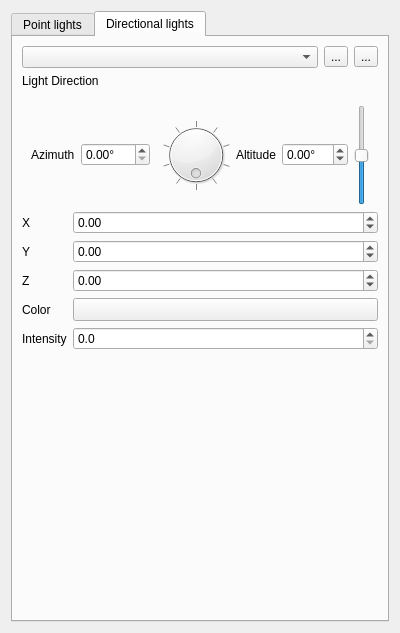
Above: src/ui/3d/qgslightswidget.ui from carsmie/QGIS before the change. Below: the same form after it.
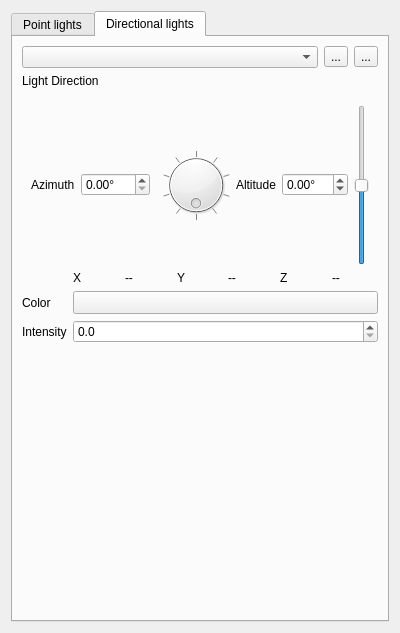
That is the form after the change. Custom widgets are drawn as their Qt base class.

Commit message: remove spins

Patch:
```diff
--- a/src/ui/3d/qgslightswidget.ui
+++ b/src/ui/3d/qgslightswidget.ui
@@ -216,107 +216,7 @@
       <layout class="QGridLayout" name="gridLayout_4">
        <item row="1" column="0" colspan="3">
         <layout class="QGridLayout" name="gridLayout_3">
-         <item row="4" column="1">
-          <widget class="QgsDoubleSpinBox" name="spinDirectionZ">
-           <property name="decimals">
-            <number>2</number>
-           </property>
-           <property name="minimum">
-            <double>-9999999.000000000000000</double>
-           </property>
-           <property name="maximum">
-            <double>9999999.000000000000000</double>
-           </property>
-          </widget>
-         </item>
-         <item row="4" column="0">
-          <widget class="QLabel" name="label_10">
-           <property name="text">
-            <string>Z</string>
-           </property>
-          </widget>
-         </item>
-         <item row="5" column="0">
-          <widget class="QLabel" name="label_16">
-           <property name="text">
-            <string>Color</string>
-           </property>
-          </widget>
-         </item>
-         <item row="2" column="1">
-          <widget class="QgsDoubleSpinBox" name="spinDirectionX">
-           <property name="decimals">
-            <number>2</number>
-           </property>
-           <property name="minimum">
-            <double>-9999999.000000000000000</double>
-           </property>
-           <property name="maximum">
-            <double>9999999.000000000000000</double>
-           </property>
-          </widget>
-         </item>
-         <item row="3" column="0">
-          <widget class="QLabel" name="label_13">
-           <property name="text">
-            <string>Y</string>
-           </property>
-          </widget>
-         </item>
-         <item row="6" column="1">
-          <widget class="QgsDoubleSpinBox" name="spinDirectionalIntensity">
-           <property name="decimals">
-            <number>1</number>
-           </property>
-           <property name="maximum">
-            <double>999999.000000000000000</double>
-           </property>
-          </widget>
-         </item>
-         <item row="3" column="1">
-          <widget class="QgsDoubleSpinBox" name="spinDirectionY">
-           <property name="decimals">
-            <number>2</number>
-           </property>
-           <property name="minimum">
-            <double>-9999999.000000000000000</double>
-           </property>
-           <property name="maximum">
-            <double>9999999.000000000000000</double>
-           </property>
-          </widget>
-         </item>
-         <item row="5" column="1">
-          <widget class="QgsColorButton" name="btnDirectionalColor">
-           <property name="sizePolicy">
-            <sizepolicy hsizetype="Expanding" vsizetype="Fixed">
-             <horstretch>0</horstretch>
-             <verstretch>0</verstretch>
-            </sizepolicy>
-           </property>
-           <property name="minimumSize">
-            <size>
-             <width>120</width>
-             <height>0</height>
-            </size>
-           </property>
-          </widget>
-         </item>
-         <item row="2" column="0">
-          <widget class="QLabel" name="label_17">
-           <property name="text">
-            <string>X</string>
-           </property>
-          </widget>
-         </item>
-         <item row="0" column="0" colspan="2">
-          <widget class="QLabel" name="label_11">
-           <property name="text">
-            <string>Light Direction</string>
-           </property>
-          </widget>
-         </item>
-         <item row="6" column="0">
+         <item row="7" column="0">
           <widget class="QLabel" name="label_14">
            <property name="text">
             <string>Intensity</string>
@@ -440,6 +340,95 @@
            </item>
           </layout>
          </item>
+         <item row="7" column="1">
+          <widget class="QgsDoubleSpinBox" name="spinDirectionalIntensity">
+           <property name="decimals">
+            <number>1</number>
+           </property>
+           <property name="maximum">
+            <double>999999.000000000000000</double>
+           </property>
+          </widget>
+         </item>
+         <item row="6" column="0">
+          <widget class="QLabel" name="label_16">
+           <property name="text">
+            <string>Color</string>
+           </property>
+          </widget>
+         </item>
+         <item row="6" column="1">
+          <widget class="QgsColorButton" name="btnDirectionalColor">
+           <property name="sizePolicy">
+            <sizepolicy hsizetype="Expanding" vsizetype="Fixed">
+             <horstretch>0</horstretch>
+             <verstretch>0</verstretch>
+            </sizepolicy>
+           </property>
+           <property name="minimumSize">
+            <size>
+             <width>120</width>
+             <height>0</height>
+            </size>
+           </property>
+          </widget>
+         </item>
+         <item row="0" column="0" colspan="2">
+          <widget class="QLabel" name="label_11">
+           <property name="text">
+            <string>Light Direction</string>
+           </property>
+          </widget>
+         </item>
+         <item row="2" column="1">
+          <layout class="QGridLayout" name="gridLayout_5">
+           <property name="topMargin">
+            <number>0</number>
+           </property>
+           <item row="0" column="2">
+            <widget class="QLabel" name="label_13">
+             <property name="text">
+              <string>Y</string>
+             </property>
+            </widget>
+           </item>
+           <item row="0" column="3">
+            <widget class="QLabel" name="labelY">
+             <property name="text">
+              <string>--</string>
+             </property>
+            </widget>
+           </item>
+           <item row="0" column="4">
+            <widget class="QLabel" name="label_10">
+             <property name="text">
+              <string>Z</string>
+             </property>
+            </widget>
+           </item>
+           <item row="0" column="0">
+            <widget class="QLabel" name="label_17">
+             <property name="text">
+              <string>X</string>
+             </property>
+            </widget>
+           </item>
+           <item row="0" column="1">
+            <widget class="QLabel" name="labelX">
+             <property name="text">
+              <string>--</string>
+             </property>
+            </widget>
+           </item>
+           <item row="0" column="5">
+            <widget class="QLabel" name="labelZ">
+             <property name="text">
+              <string>--</string>
+             </property>
+            </widget>
+           </item>
+          </layout>
+         </item>
         </layout>
        </item>
        <item row="0" column="2">
```
Left out of the diff: 3 changed lines with no effect on the pictures. The commit also changes 2 other files.
